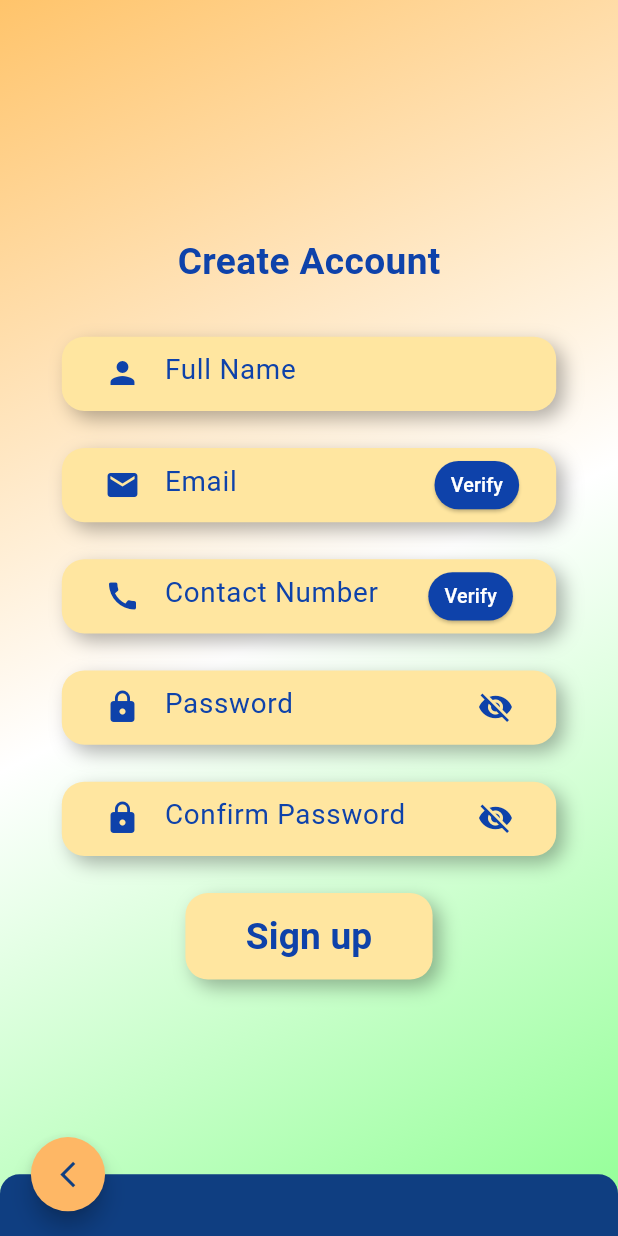
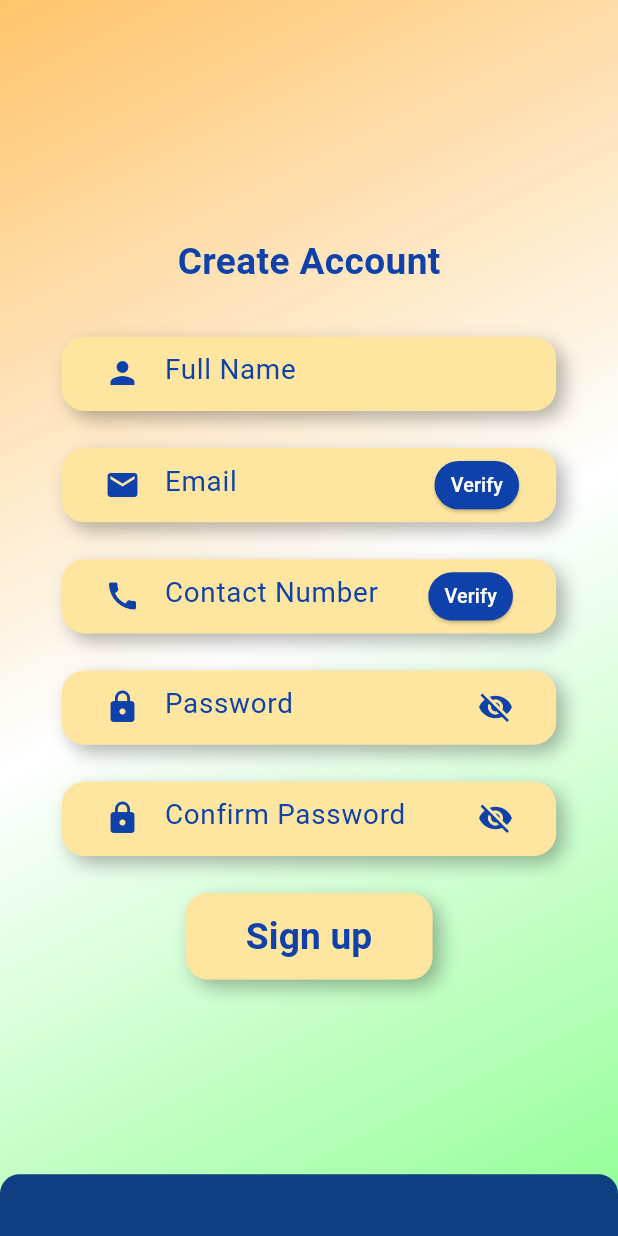
Before and after one commit to yamnihc404/JanSuvidha, a Flutter app: the Signup screen opened directly, on a phone screen of 412 x 824 dp. Run offline on Flutter 3.47's test engine with Material 3 defaults, Android fonts, the phone set to English and light mode, and no system bars; our stand-ins replace device_info_plus, font_awesome_flutter, geocoding, geolocator, google_maps_flutter, image_picker and 2 more; accounts and stored records are empty; project files that could hold a hidden picture were left out.

Commit message:
Finished part 2

```diff
--- a/lib/user_pages/signup.dart
+++ b/lib/user_pages/signup.dart
@@ -804,23 +804,6 @@ class _SignupState extends State<Signup> {
               ),
             ),
           ),
-          Positioned(
-            bottom: screenHeight * 0.02,
-            left: screenWidth * 0.05,
-            child: SizedBox(
-              width: screenWidth * 0.12,
-              height: screenHeight * 0.06,
-              child: FloatingActionButton(
-                onPressed: () => Navigator.pop(context),
-                shape: const CircleBorder(),
-                backgroundColor: const Color.fromARGB(255, 254, 183, 101),
-                mini: true,
-                child: Icon(Icons.arrow_back_ios_new_sharp,
-                    color: const Color.fromARGB(255, 15, 62, 129),
-                    size: screenWidth * 0.05),
-              ),
-            ),
-          ),
         ],
       ),
     );
```
Also changed, not shown: lib/admin_pages/Contact.dart (+1 -24 lines), lib/admin_pages/adminlogin.dart (+0 -19 lines), lib/common_landing.dart (+8 -9 lines), lib/user_pages/contact.dart (+0 -22 lines), lib/user_pages/login.dart (+0 -19 lines), images/Background_icon.png, images/Foreground_icon.png, images/app_icon.png, 21 other files.
